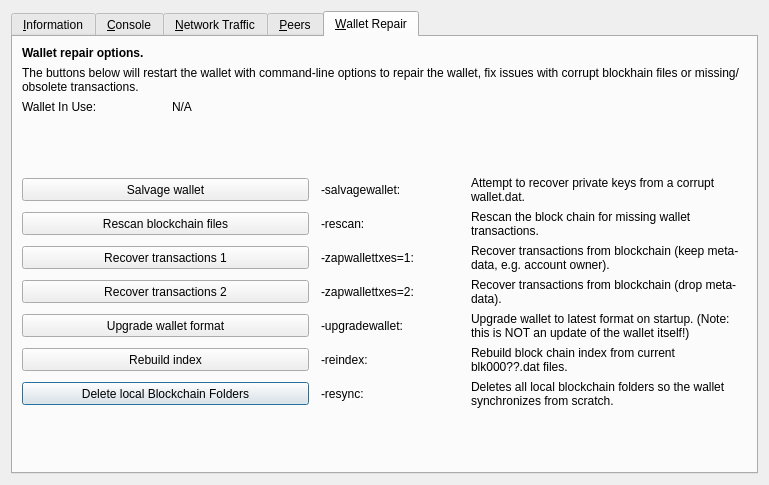
Above: src/qt/forms/rpcconsole.ui from laurobeleche/CryptoDezireCash before the change. Below: the same form after it.
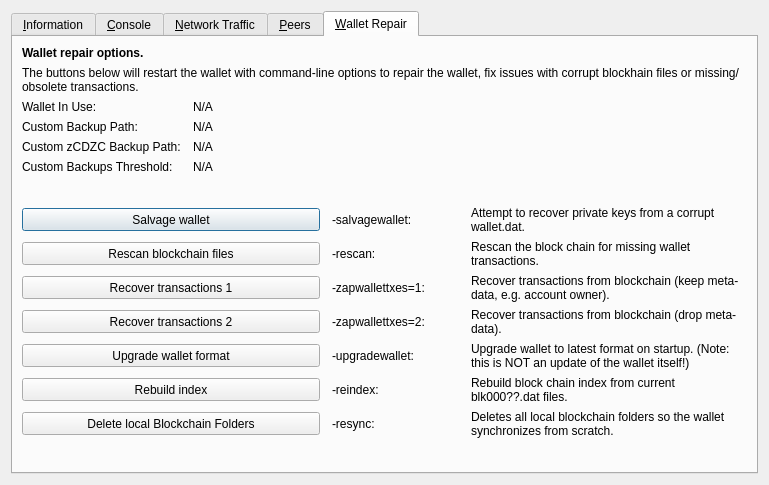
That is the form after the change. The open tabs and pages were chosen to show the change. Icons and pictures are not drawn. Custom widgets are drawn as their Qt base class.

```diff
--- a/src/qt/forms/rpcconsole.ui
+++ b/src/qt/forms/rpcconsole.ui
@@ -1244,19 +1244,6 @@
        <property name="horizontalSpacing">
         <number>12</number>
        </property>
-       <item row="10" column="0" colspan="2">
-        <widget class="QPushButton" name="btn_resync">
-         <property name="minimumSize">
-          <size>
-           <width>100</width>
-           <height>23</height>
-          </size>
-         </property>
-         <property name="text">
-          <string>Delete local Blockchain Folders</string>
-         </property>
-        </widget>
-       </item>
        <item row="0" column="0" colspan="4">
         <widget class="QLabel" name="label_repair_header">
          <property name="font">
@@ -1310,6 +1297,93 @@
         </widget>
        </item>
        <item row="3" column="0">
+        <widget class="QLabel" name="wallet_custombackuppath_label">
+         <property name="text">
+          <string>Custom Backup Path:</string>
+         </property>
+         <property name="visible">
+          <bool>false</bool>
+         </property>
+        </widget>
+       </item>
+       <item row="3" column="1" colspan="3">
+        <widget class="QLabel" name="wallet_custombackuppath">
+         <property name="cursor">
+          <cursorShape>IBeamCursor</cursorShape>
+         </property>
+         <property name="text">
+          <string>N/A</string>
+         </property>
+         <property name="textFormat">
+          <enum>Qt::PlainText</enum>
+         </property>
+         <property name="textInteractionFlags">
+          <set>Qt::LinksAccessibleByMouse|Qt::TextSelectableByKeyboard|Qt::TextSelectableByMouse</set>
+         </property>
+         <property name="visible">
+          <bool>false</bool>
+         </property>
+        </widget>
+       </item>
+       <item row="4" column="0">
+        <widget class="QLabel" name="wallet_customzcdzcbackuppath_label">
+         <property name="text">
+          <string>Custom zCDZC Backup Path:</string>
+         </property>
+         <property name="visible">
+          <bool>false</bool>
+         </property>
+        </widget>
+       </item>
+       <item row="4" column="1" colspan="3">
+        <widget class="QLabel" name="wallet_customzcdzcbackuppath">
+         <property name="cursor">
+          <cursorShape>IBeamCursor</cursorShape>
+         </property>
+         <property name="text">
+          <string>N/A</string>
+         </property>
+         <property name="textFormat">
+          <enum>Qt::PlainText</enum>
+         </property>
+         <property name="textInteractionFlags">
+          <set>Qt::LinksAccessibleByMouse|Qt::TextSelectableByKeyboard|Qt::TextSelectableByMouse</set>
+         </property>
+         <property name="visible">
+          <bool>false</bool>
+         </property>
+        </widget>
+       </item>
+       <item row="5" column="0">
+        <widget class="QLabel" name="wallet_custombackupthreshold_label">
+         <property name="text">
+          <string>Custom Backups Threshold:</string>
+         </property>
+         <property name="visible">
+          <bool>false</bool>
+         </property>
+        </widget>
+       </item>
+       <item row="5" column="1" colspan="3">
+        <widget class="QLabel" name="wallet_custombackupthreshold">
+         <property name="cursor">
+          <cursorShape>IBeamCursor</cursorShape>
+         </property>
+         <property name="text">
+          <string>N/A</string>
+         </property>
+         <property name="textFormat">
+          <enum>Qt::PlainText</enum>
+         </property>
+         <property name="textInteractionFlags">
+          <set>Qt::LinksAccessibleByMouse|Qt::TextSelectableByKeyboard|Qt::TextSelectableByMouse</set>
+         </property>
+         <property name="visible">
+          <bool>false</bool>
+         </property>
+        </widget>
+       </item>
+       <item row="6" column="0">
         <spacer name="verticalSpacer_repair1">
          <property name="orientation">
           <enum>Qt::Vertical</enum>
@@ -1322,7 +1396,7 @@
          </property>
         </spacer>
        </item>
-       <item row="4" column="0" colspan="2">
+       <item row="7" column="0" colspan="2">
         <widget class="QPushButton" name="btn_salvagewallet">
          <property name="minimumSize">
           <size>
@@ -1335,14 +1409,14 @@
          </property>
         </widget>
        </item>
-       <item row="4" column="2">
+       <item row="7" column="2">
         <widget class="QLabel" name="label_repair_salvage_command">
          <property name="text">
           <string notr="true">-salvagewallet:</string>
          </property>
         </widget>
        </item>
-       <item row="4" column="3">
+       <item row="7" column="3">
         <widget class="QLabel" name="label_repair_salvage">
          <property name="text">
           <string>Attempt to recover private keys from a corrupt wallet.dat.</string>
@@ -1352,7 +1426,7 @@
          </property>
         </widget>
        </item>
-       <item row="5" column="0" colspan="2">
+       <item row="8" column="0" colspan="2">
         <widget class="QPushButton" name="btn_rescan">
          <property name="minimumSize">
           <size>
@@ -1365,14 +1439,14 @@
          </property>
         </widget>
        </item>
-       <item row="5" column="2">
+       <item row="8" column="2">
         <widget class="QLabel" name="label_repair_rescan_command">
          <property name="text">
           <string notr="true">-rescan:</string>
          </property>
         </widget>
        </item>
-       <item row="5" column="3">
+       <item row="8" column="3">
         <widget class="QLabel" name="label_repair_rescan">
          <property name="text">
           <string>Rescan the block chain for missing wallet transactions.</string>
@@ -1382,7 +1456,7 @@
          </property>
         </widget>
        </item>
-       <item row="6" column="0" colspan="2">
+       <item row="9" column="0" colspan="2">
         <widget class="QPushButton" name="btn_zapwallettxes1">
          <property name="minimumSize">
           <size>
@@ -1395,14 +1469,14 @@
          </property>
         </widget>
        </item>
-       <item row="6" column="2">
+       <item row="9" column="2">
         <widget class="QLabel" name="label_repair_zap1_command">
          <property name="text">
           <string notr="true">-zapwallettxes=1:</string>
          </property>
         </widget>
        </item>
-       <item row="6" column="3">
+       <item row="9" column="3">
         <widget class="QLabel" name="label_repair_zap1">
          <property name="text">
           <string>Recover transactions from blockchain (keep meta-data, e.g. account owner).</string>
@@ -1412,7 +1486,7 @@
          </property>
         </widget>
        </item>
-       <item row="7" column="0" colspan="2">
+       <item row="10" column="0" colspan="2">
         <widget class="QPushButton" name="btn_zapwallettxes2">
          <property name="minimumSize">
           <size>
@@ -1425,14 +1499,14 @@
          </property>
         </widget>
        </item>
-       <item row="7" column="2">
+       <item row="10" column="2">
         <widget class="QLabel" name="label_repair_zap2_command">
          <property name="text">
           <string notr="true">-zapwallettxes=2:</string>
          </property>
         </widget>
        </item>
-       <item row="7" column="3">
+       <item row="10" column="3">
         <widget class="QLabel" name="label_repair_zap2">
          <property name="text">
           <string>Recover transactions from blockchain (drop meta-data).</string>
@@ -1442,7 +1516,7 @@
          </property>
         </widget>
        </item>
-       <item row="8" column="0" colspan="2">
+       <item row="11" column="0" colspan="2">
         <widget class="QPushButton" name="btn_upgradewallet">
          <property name="minimumSize">
           <size>
@@ -1455,14 +1529,14 @@
          </property>
         </widget>
        </item>
-       <item row="8" column="2">
+       <item row="11" column="2">
         <widget class="QLabel" name="label_repair_upgrade_command">
          <property name="text">
           <string notr="true">-upgradewallet:</string>
          </property>
         </widget>
        </item>
-       <item row="8" column="3">
+       <item row="11" column="3">
         <widget class="QLabel" name="label_repair_upgrade">
          <property name="text">
           <string>Upgrade wallet to latest format on startup. (Note: this is NOT an update of the wallet itself!)</string>
@@ -1472,7 +1546,7 @@
          </property>
         </widget>
        </item>
-       <item row="9" column="0" colspan="2">
+       <item row="12" column="0" colspan="2">
         <widget class="QPushButton" name="btn_reindex">
          <property name="minimumSize">
           <size>
@@ -1485,14 +1559,14 @@
          </property>
         </widget>
        </item>
-       <item row="9" column="2">
+       <item row="12" column="2">
         <widget class="QLabel" name="label_repair_reindex_command">
          <property name="text">
           <string notr="true">-reindex:</string>
          </property>
         </widget>
        </item>
-       <item row="9" column="3">
+       <item row="12" column="3">
         <widget class="QLabel" name="label_repair_reindex">
          <property name="text">
           <string>Rebuild block chain index from current blk000??.dat files.</string>
@@ -1502,27 +1576,27 @@
          </property>
         </widget>
        </item>
-       <item row="11" column="0">
-        <spacer name="verticalSpacer_repair2">
-         <property name="orientation">
-          <enum>Qt::Vertical</enum>
-         </property>
-         <property name="sizeHint" stdset="0">
+       <item row="13" column="0" colspan="2">
+        <widget class="QPushButton" name="btn_resync">
+         <property name="minimumSize">
           <size>
-           <width>20</width>
-           <height>10</height>
+           <width>100</width>
+           <height>23</height>
           </size>
          </property>
-        </spacer>
+         <property name="text">
+          <string>Delete local Blockchain Folders</string>
+         </property>
+        </widget>
        </item>
-       <item row="10" column="2">
+       <item row="13" column="2">
         <widget class="QLabel" name="label_repair_resync_command">
          <property name="text">
           <string>-resync:</string>
          </property>
         </widget>
        </item>
-       <item row="10" column="3">
+       <item row="13" column="3">
         <widget class="QLabel" name="label_repair_resync">
          <property name="text">
           <string>Deletes all local blockchain folders so the wallet synchronizes from scratch.</string>
@@ -1532,6 +1606,19 @@
          </property>
         </widget>
        </item>
+       <item row="14" column="0">
+        <spacer name="verticalSpacer_repair2">
+         <property name="orientation">
+          <enum>Qt::Vertical</enum>
+         </property>
+         <property name="sizeHint" stdset="0">
+          <size>
+           <width>20</width>
+           <height>10</height>
+          </size>
+         </property>
+        </spacer>
+       </item>
       </layout>
      </widget>
     </widget>
```
Left out of the diff: 54 changed lines with no effect on the pictures.
